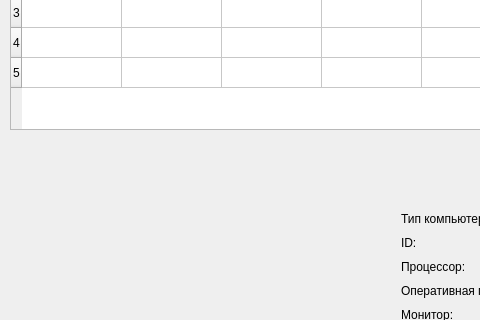
The window that mainwindow.ui (chalexyur/sadb) describes before a commit, drawn with Qt 5; both pictures show x 0 to 480 and y 117 to 437 of the 1131 by 676 pixel window.
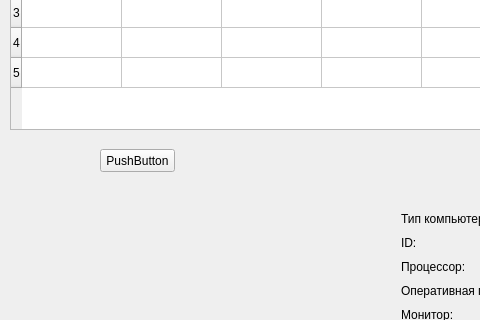
The same window after the commit. Icons and pictures are not drawn.

Diff of the .ui file:
```diff
--- a/mainwindow.ui
+++ b/mainwindow.ui
@@ -70,7 +70,7 @@
      <string>PushButton</string>
     </property>
    </widget>
-   <widget class="QWidget" name="">
+   <widget class="QWidget" name="layoutWidget">
     <property name="geometry">
      <rect>
       <x>390</x>
@@ -275,6 +275,19 @@
      </item>
     </layout>
    </widget>
+   <widget class="QPushButton" name="pushButton_2">
+    <property name="geometry">
+     <rect>
+      <x>100</x>
+      <y>230</y>
+      <width>75</width>
+      <height>23</height>
+     </rect>
+    </property>
+    <property name="text">
+     <string>PushButton</string>
+    </property>
+   </widget>
   </widget>
   <widget class="QMenuBar" name="menuBar">
    <property name="geometry">
```
